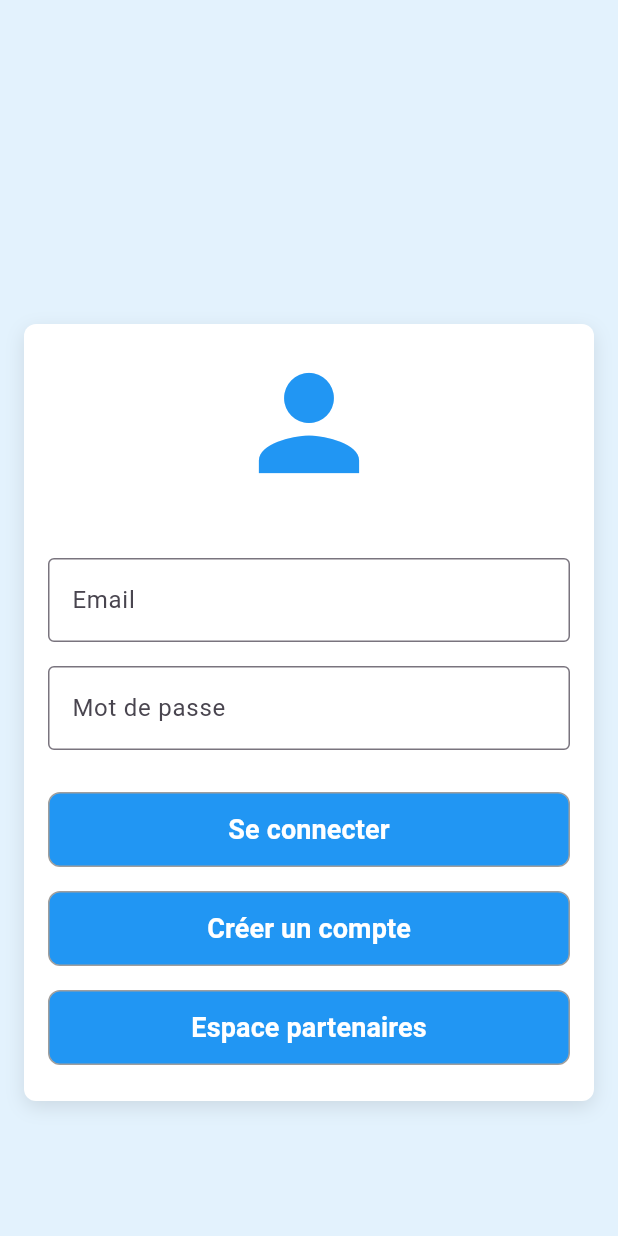
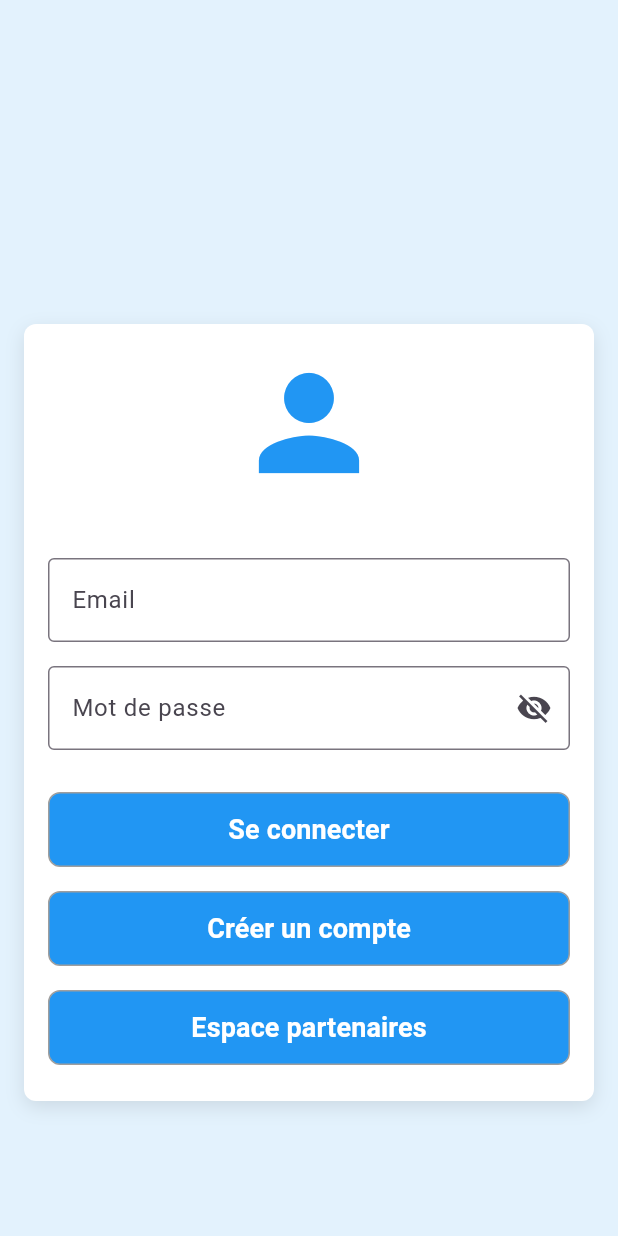
Before and after one commit to vetcho37/cartdor-flutter, a Flutter app: the screen it shows after launch, after a tap on "Se connecter", on a phone screen of 412 x 824 dp. Run offline on Flutter 3.47's test engine with Material 3 defaults, Android fonts, the light colour scheme and no system bars; our stand-ins replace cloud_firestore, email_validator, firebase_auth, firebase_core, flutter_lucide, qr_flutter and 1 more; missing offline and left inert: dart:html, gallery_saver_plus, mobile_scanner; accounts and stored records are empty.

Commit message:
Mise à jour de l'application30

```diff
--- a/lib/index.dart
+++ b/lib/index.dart
@@ -26,6 +26,8 @@ class MyApp extends StatelessWidget {
     );
   }
 }
+
+bool _isPasswordVisible = false;
 
 class LoginPage extends StatefulWidget {
   const LoginPage({super.key});
@@ -119,7 +121,7 @@ class LoginPageState extends State<LoginPage> {
                 crossAxisAlignment: CrossAxisAlignment.center,
                 children: [
                   // Icône utilisateur au lieu du texte "Cartd'Or"
-                  Icon(
+                  const Icon(
                     Icons.person,
                     size: 100, // Taille de l'icône
                     color: Colors.blue, // Couleur de l'icône
@@ -138,11 +140,23 @@ class LoginPageState extends State<LoginPage> {
                   const SizedBox(height: 16.0),
                   TextField(
                     controller: _passwordController,
-                    decoration: const InputDecoration(
+                    decoration: InputDecoration(
                       labelText: 'Mot de passe',
-                      border: OutlineInputBorder(),
+                      border: const OutlineInputBorder(),
+                      suffixIcon: IconButton(
+                        icon: Icon(
+                          _isPasswordVisible
+                              ? Icons.visibility
+                              : Icons.visibility_off,
+                        ),
+                        onPressed: () {
+                          setState(() {
+                            _isPasswordVisible = !_isPasswordVisible;
+                          });
+                        },
+                      ),
                     ),
-                    obscureText: true,
+                    obscureText: !_isPasswordVisible,
                   ),
                   const SizedBox(height: 20.0),
                   // Bouton Connexion
```
Also changed, not shown: lib/menu_accueil.dart (+61 -1 lines).
